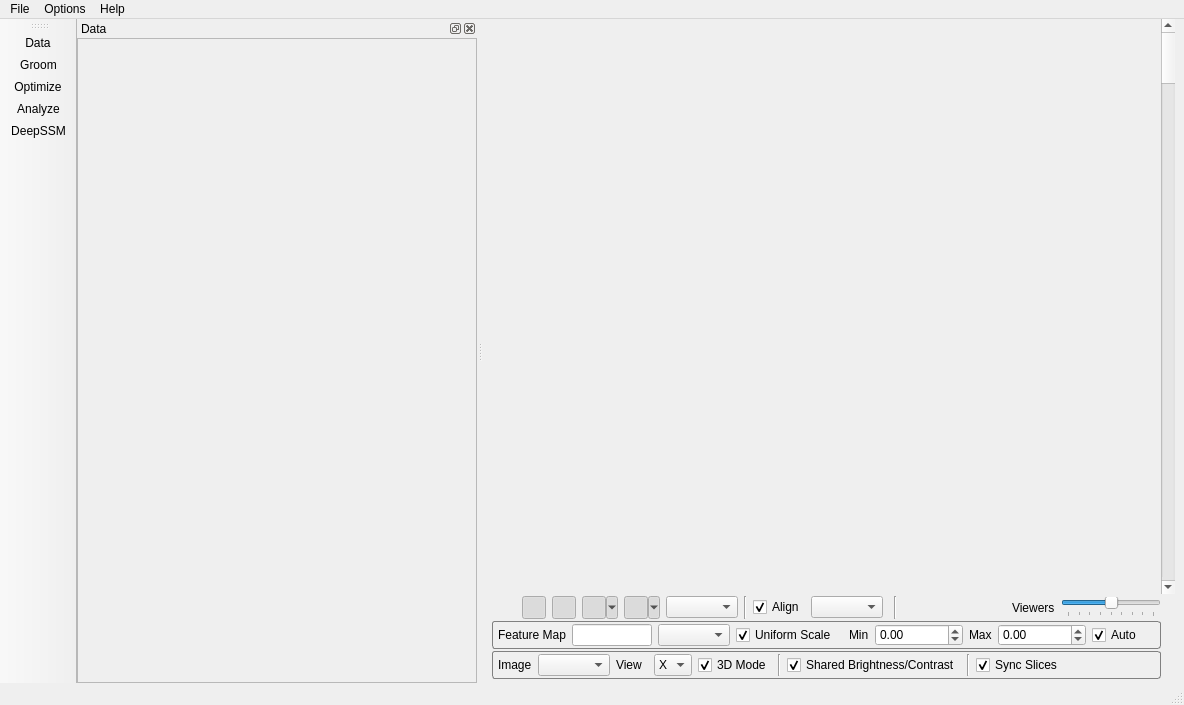
Qt form Studio/src/Interface/ShapeWorksStudioApp.ui (SCIInstitute/ShapeWorks) before a commit.
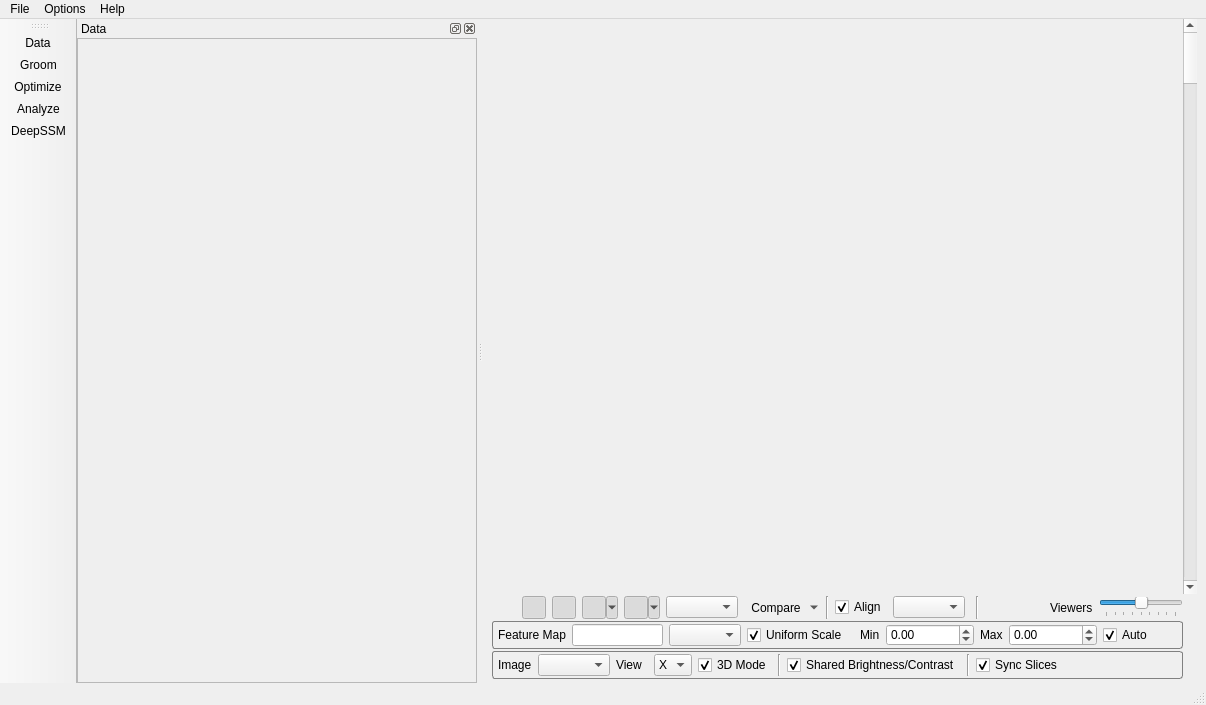
The same form after that commit. Icons and pictures are not drawn. Custom widgets are drawn as their Qt base class.

Commit message: Adding compare toolbutton

The edit to the form file:
```diff
--- a/Studio/src/Interface/ShapeWorksStudioApp.ui
+++ b/Studio/src/Interface/ShapeWorksStudioApp.ui
@@ -6,7 +6,7 @@
    <rect>
     <x>0</x>
     <y>0</y>
-    <width>1184</width>
+    <width>1206</width>
     <height>705</height>
    </rect>
   </property>
@@ -27,7 +27,10 @@
     border-radius: 3px;
     border: 1px solid grey;
 }
-</string>
+
+QToolButton#compare::checked {
+	background-color: rgb(170, 81, 0);
+}</string>
   </property>
   <widget class="QWidget" name="centralwidget">
    <layout class="QGridLayout" name="gridLayout">
@@ -209,6 +212,34 @@
             </property>
            </widget>
           </item>
+          <item>
+           <widget class="QToolButton" name="compare">
+            <property name="sizePolicy">
+             <sizepolicy hsizetype="Preferred" vsizetype="Preferred">
+              <horstretch>0</horstretch>
+              <verstretch>0</verstretch>
+             </sizepolicy>
+            </property>
+            <property name="toolTip">
+             <string>Show/hide isosurface</string>
+            </property>
+            <property name="text">
+             <string>Compare</string>
+            </property>
+            <property name="checkable">
+             <bool>true</bool>
+            </property>
+            <property name="checked">
+             <bool>false</bool>
+            </property>
+            <property name="popupMode">
+             <enum>QToolButton::MenuButtonPopup</enum>
+            </property>
+            <property name="autoRaise">
+             <bool>true</bool>
+            </property>
+           </widget>
+          </item>
           <item>
            <widget class="Line" name="line_2">
             <property name="orientation">
@@ -639,7 +670,7 @@
     <rect>
      <x>0</x>
      <y>0</y>
-     <width>1184</width>
+     <width>1206</width>
      <height>21</height>
     </rect>
    </property>
```
